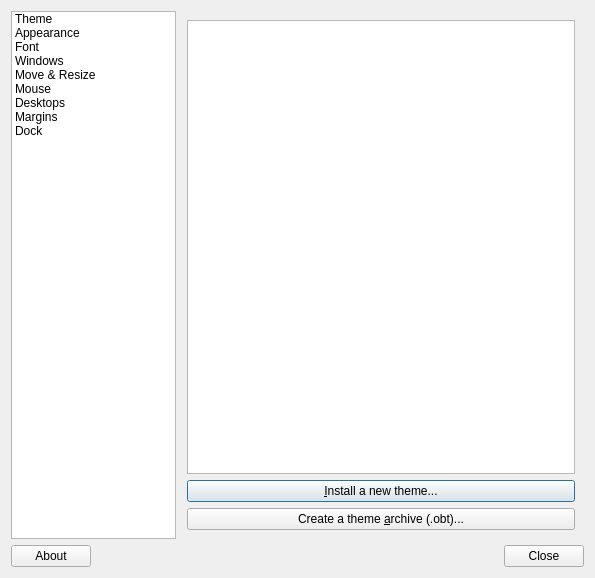
stefonarch/labwc-conf, file src/obconf.ui: the form before one commit.
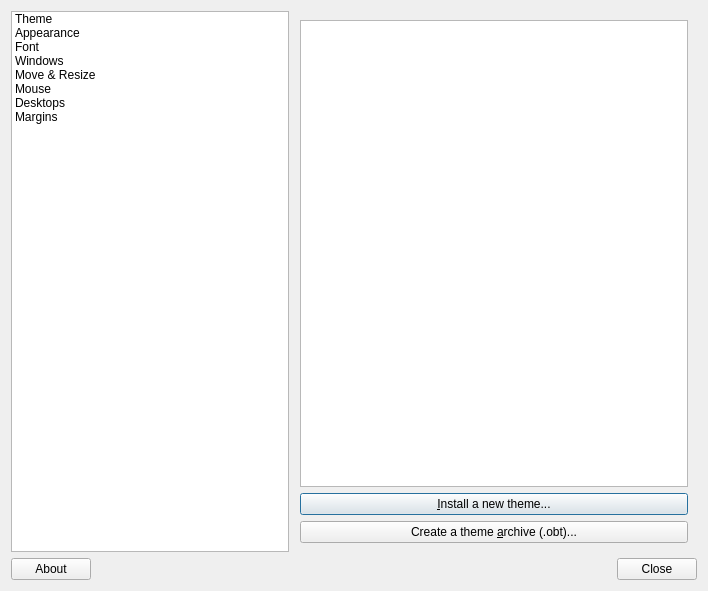
The form after the commit. Custom widgets are drawn as their Qt base class.

Commit message: Removed dock gui, parse labwc file

What changed in the file:
```diff
--- a/src/obconf.ui
+++ b/src/obconf.ui
@@ -6,8 +6,8 @@
    <rect>
     <x>0</x>
     <y>0</y>
-    <width>595</width>
-    <height>578</height>
+    <width>708</width>
+    <height>591</height>
    </rect>
   </property>
   <property name="windowTitle">
@@ -61,11 +61,6 @@
          <string>Margins</string>
         </property>
        </item>
-       <item>
-        <property name="text">
-         <string>Dock</string>
-        </property>
-       </item>
       </widget>
      </item>
      <item>
```
The commit also changes 1 other file.
